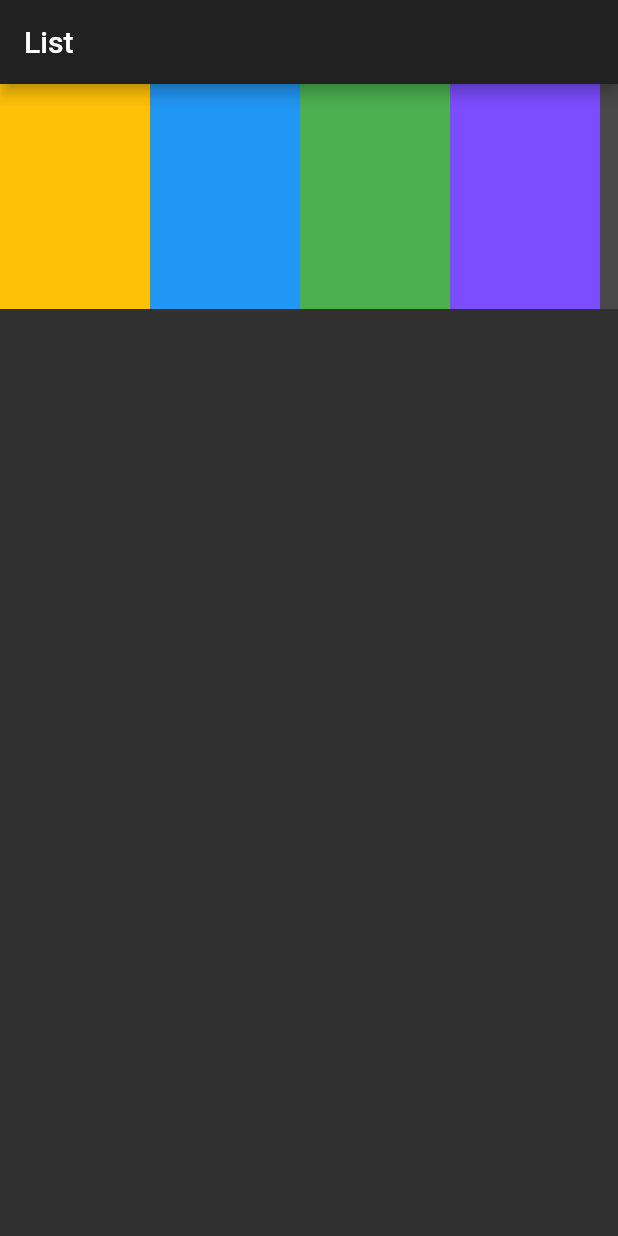
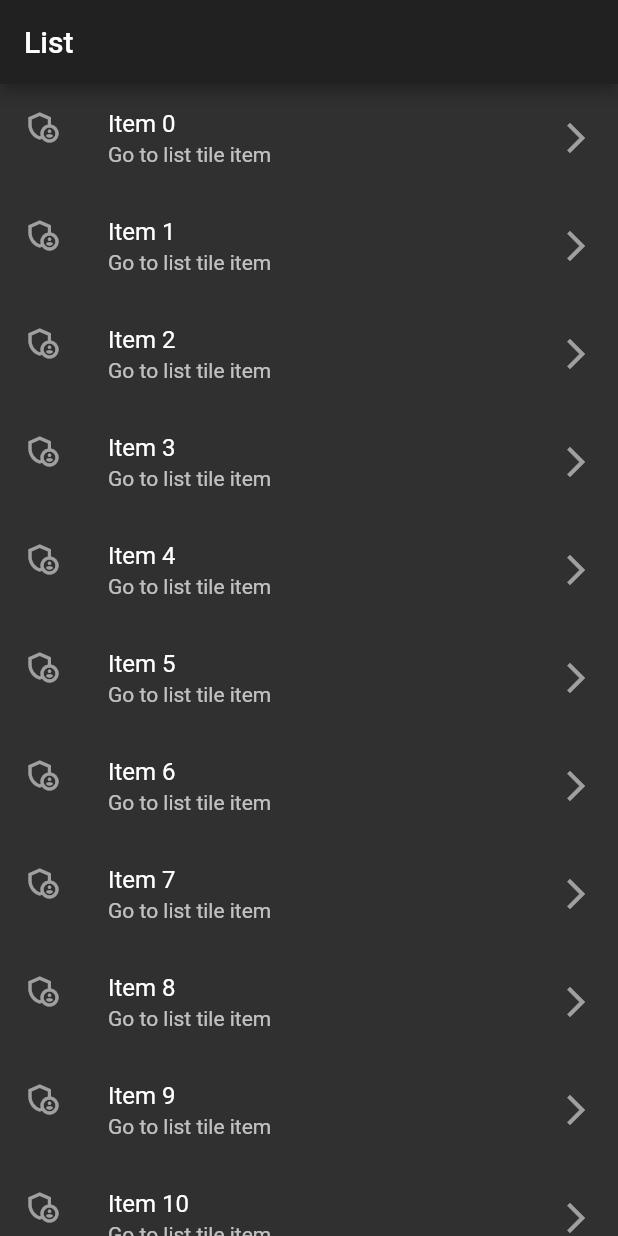
Before and after one commit to TharindaNimnajith/flutter_tutorial, a Flutter app: the screen it shows after launch, on a phone screen of 412 x 824 dp. Run offline on Flutter 3.47's test engine with Material 2 defaults, Android fonts, the phone set to English and light mode, and no system bars; our stand-ins replace device_preview.

```diff
--- /dev/null
+++ b/lib/apps/list_builder_app.dart
@@ -0,0 +1,23 @@
+import 'package:device_preview/device_preview.dart';
+import 'package:flutter/material.dart';
+
+import '../screens/list_builder.dart';
+
+class ListBuilderApp extends StatelessWidget {
+  const ListBuilderApp({Key? key}) : super(key: key);
+
+  @override
+  Widget build(BuildContext context) {
+    return MaterialApp(
+      locale: DevicePreview.locale(context),
+      builder: DevicePreview.appBuilder,
+      debugShowCheckedModeBanner: false,
+      title: 'Flutter in Sinhala',
+      theme: ThemeData(
+        primarySwatch: Colors.green,
+        brightness: Brightness.dark,
+      ),
+      home: ListBuilder(),
+    );
+  }
+}
--- a/lib/main.dart
+++ b/lib/main.dart
@@ -8,7 +8,8 @@ import 'package:flutter/foundation.dart';
 // import 'apps/navigation_app.dart';
 // import 'apps/list_app.dart';
 // import 'apps/list_tiles_app.dart';
-import 'apps/horizontal_list_app.dart';
+// import 'apps/horizontal_list_app.dart';
+import 'apps/list_builder_app.dart';
 
 void main() {
   // runApp(MyApp());
@@ -18,6 +19,7 @@ void main() {
   // runApp(ListApp());
   // runApp(ListTilesApp());
   // runApp(HorizontalListApp());
+  runApp(ListBuilderApp());
   runApp(
     DevicePreview(
       enabled: !kReleaseMode,
@@ -28,7 +30,8 @@ void main() {
       // builder: (context) => NavigationApp(),
       // builder: (context) => ListApp(),
       // builder: (context) => ListTilesApp(),
-      builder: (context) => HorizontalListApp(),
+      // builder: (context) => HorizontalListApp(),
+      builder: (context) => ListBuilderApp(),
     ),
   );
 }
--- /dev/null
+++ b/lib/screens/list_builder.dart
@@ -0,0 +1,51 @@
+import 'package:flutter/cupertino.dart';
+import 'package:flutter/material.dart';
+
+class ListBuilder extends StatefulWidget {
+  const ListBuilder({Key? key}) : super(key: key);
+
+  @override
+  _ListBuilderState createState() => _ListBuilderState();
+}
+
+class _ListBuilderState extends State<ListBuilder> {
+  var items = List<String>.generate(100, (index) => 'Item $index');
+
+  void _handleTap() {
+    print('tapped');
+  }
+
+  @override
+  Widget build(BuildContext context) {
+    return SafeArea(
+      child: Scaffold(
+        appBar: AppBar(
+          title: Text(
+            'List',
+          ),
+        ),
+        body: ListView.builder(
+          itemCount: items.length,
+          itemBuilder: (context, index) {
+            return ListTile(
+                leading: Icon(
+                  Icons.admin_panel_settings_outlined,
+                  color: Colors.white54,
+                ),
+                title: Text(
+                  items[index],
+                ),
+                subtitle: Text(
+                  'Go to list tile item',
+                ),
+                trailing: Icon(
+                  Icons.arrow_forward_ios_sharp,
+                  color: Colors.white54,
+                ),
+                onTap: _handleTap);
+          },
+        ),
+      ),
+    );
+  }
+}
```
Also changed, not shown: 1 other file.
